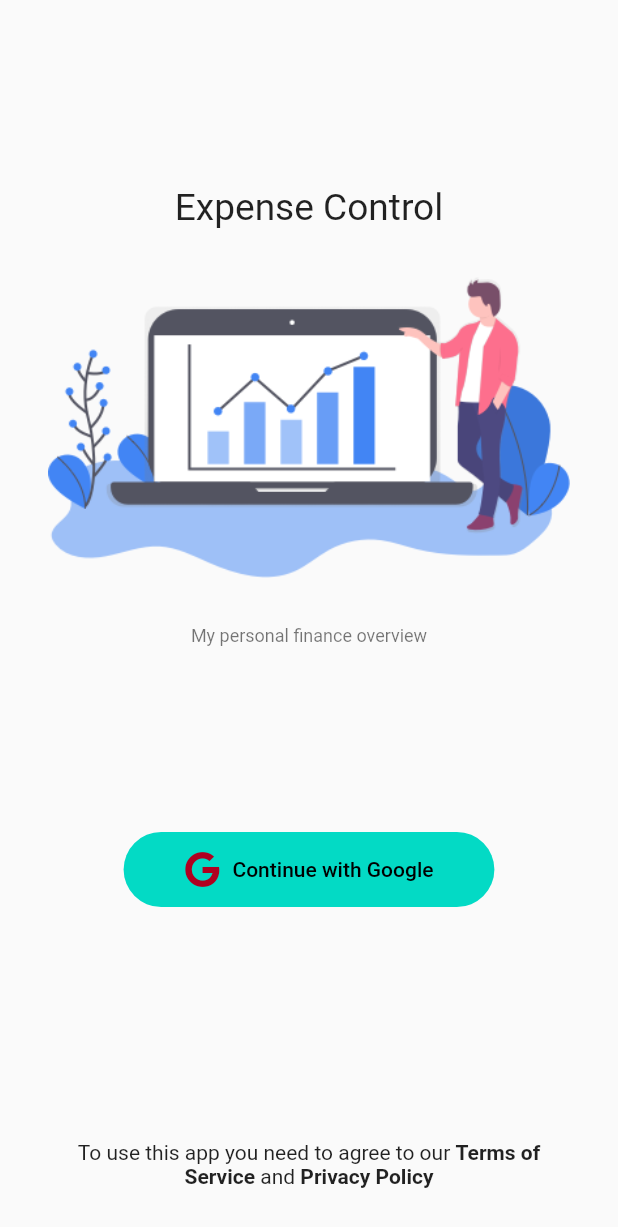
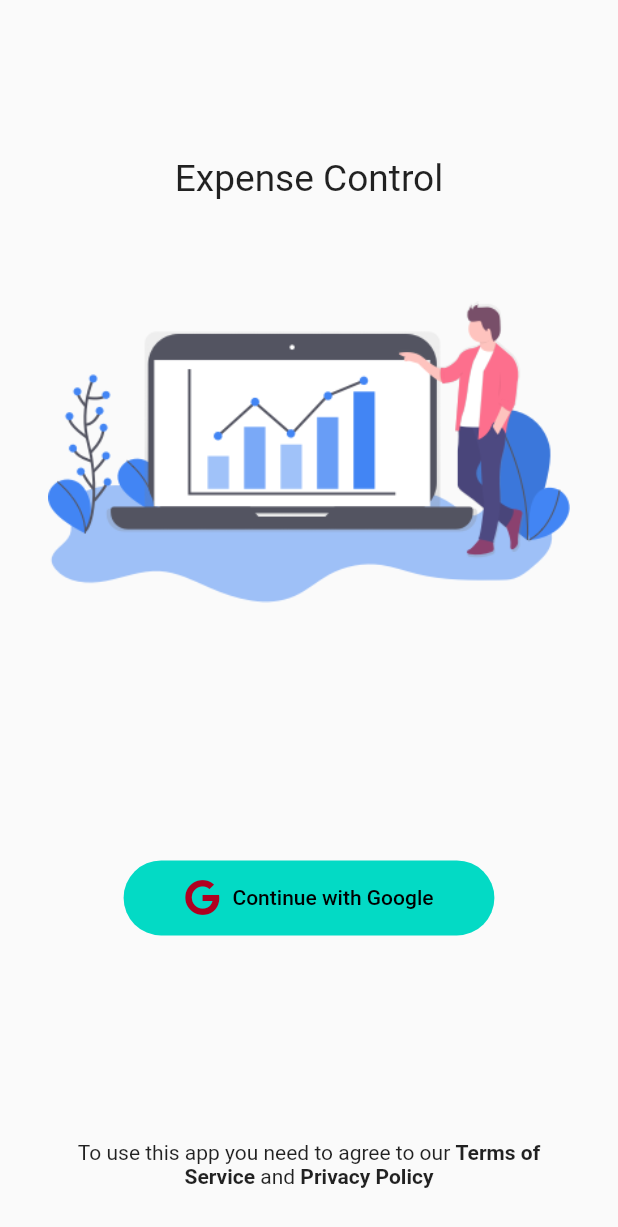
Before and after one commit to lbarqueira/expenses_control, a Flutter app: the screen it shows after launch, after a tap on "Skip", on a phone screen of 412 x 824 dp. Shown: the top 1227 px of the screen. Run offline on Flutter 3.47's test engine with Material 2 defaults, Android fonts, the phone set to English and light mode, and no system bars; our stand-ins replace charts_flutter, cloud_firestore, firebase_auth, firebase_core, flutter_local_notifications, flutter_native_timezone and 6 more; accounts and stored records are empty.

Commit message:
onboarding update

```diff
--- a/lib/pages/login_page.dart
+++ b/lib/pages/login_page.dart
@@ -67,12 +67,14 @@ class _LoginPageState extends State<LoginPage> {
           ),
           Padding(
             padding: const EdgeInsets.all(32.0),
-            child: Image.asset('assets/login_background.png'),
+            child: Image.asset('assets/login_background.png',
+                height: MediaQuery.of(context).size.height * 0.33,
+                alignment: Alignment.center),
           ),
-          Text(
-            'My personal finance overview',
-            style: Theme.of(context).textTheme.caption,
-          ),
+//          Text(
+//            'My personal finance overview',
+//            style: Theme.of(context).textTheme.caption,
+//          ),
           Expanded(
             flex: 1,
             child: Container(),
@@ -159,7 +161,11 @@ class GoogleSignUpButtonWidget extends StatelessWidget {
       height: 50.0,
       width: width,
       child: TextButton.icon(
-        icon: Icon(FontAwesomeIcons.google, color: Color(0xffb00020),size: 24.0,),
+        icon: Icon(
+          FontAwesomeIcons.google,
+          color: Color(0xffb00020),
+          size: 24.0,
+        ),
         style: TextButton.styleFrom(
           backgroundColor: Theme.of(context).colorScheme.secondary,
           shape: RoundedRectangleBorder(
--- a/lib/pages/onboarding/onboarding_page.dart
+++ b/lib/pages/onboarding/onboarding_page.dart
@@ -18,19 +18,19 @@ final List<ExplanationData> data = [
   ExplanationData(
       description:
           'Very easy to use, fast, and only the most-used expense categories.',
-      title: 'Easy and Fast',
+      title: 'Easy to Use',
       localImageSrc: kIsWeb ? 'Group15.svg' : 'assets/Group15.svg',
       backgroundColor: Color(0xfff0f0f0)),
   ExplanationData(
       description:
-          'Month and annual data presented through Line and Pie graphics.',
-      title: 'Graphics',
+          'Month and annual data presented through Line and Pie Charts.',
+      title: 'Easy to Visualize',
       localImageSrc: kIsWeb ? 'Group6.svg' : 'assets/Group6.svg',
       backgroundColor: Color(0xfff0f0f0)),
   ExplanationData(
       description:
-          'You can choose to be notified every day so you do not forget to add expenses.',
-      title: 'Notifications',
+          'Choose to be notified every day so you do not forget to add expenses.',
+      title: 'Easy to Remember',
       localImageSrc: kIsWeb ? 'Group10.svg' : 'assets/Group10.svg',
       backgroundColor: Color(0xfff0f0f0)),
 ];
@@ -61,7 +61,7 @@ class _OnboardingPageState extends State<OnboardingPage> {
                   child: Column(
                     children: [
                       Expanded(
-                        flex: 4,
+                        flex: 3,
                         child: Container(
                             alignment: Alignment.center,
                             child: PageView(
@@ -81,12 +81,15 @@ class _OnboardingPageState extends State<OnboardingPage> {
                         child: Column(
                           mainAxisAlignment: MainAxisAlignment.spaceBetween,
                           children: [
-                            Container(
-                              margin: const EdgeInsets.symmetric(vertical: 24),
+                            Expanded(
+                              child: Container(
+                                margin:
+                                    const EdgeInsets.symmetric(vertical: 24),
                                 child: Row(
                                   mainAxisAlignment: MainAxisAlignment.center,
                                   children: List.generate(data.length,
                                       (index) => createCircle(index: index)),
+                                ),
                               ),
                             ),
                             BottomButtons(
@@ -136,7 +139,7 @@ class ExplanationPage extends StatelessWidget {
     return Column(
       children: [
         Container(
-          margin: EdgeInsets.only(top: 24, bottom: 16),
+          margin: EdgeInsets.only(top: 8, bottom: 4),
           child: kIsWeb
               ? SvgPicture.asset(data.localImageSrc,
                   height: MediaQuery.of(context).size.height * 0.33,
@@ -152,25 +155,19 @@ class ExplanationPage extends StatelessWidget {
           child: Container(
             child: Text(
               data.title,
-              style: TextStyle(color: Colors.blueAccent, fontSize: 25.0),
+              style: TextStyle(color: Colors.blueAccent, fontSize: 32.0),
               textAlign: TextAlign.center,
             ),
           ),
         ),
         Expanded(
-          child: Column(
-            crossAxisAlignment: CrossAxisAlignment.center,
-            mainAxisAlignment: MainAxisAlignment.start,
-            children: [
-              Container(
+          child: Container(
             padding: EdgeInsets.symmetric(horizontal: 48),
             child: Text(
               data.description,
-                  style: TextStyle(color: Colors.blueAccent, fontSize: 15.0),
+              style: TextStyle(color: Colors.blueAccent, fontSize: 24.0),
               textAlign: TextAlign.center,
             ),
-              )
-            ],
           ),
         ),
       ],
@@ -200,7 +197,7 @@ class BottomButtons extends StatelessWidget {
       children: currentIndex == dataLength - 1
           ? [
               Container(
-                width: width * 0.40,
+                width: width * 0.50,
                 height: 40.0,
                 child: TextButton(
                   style: TextButton.styleFrom(
@@ -250,7 +247,8 @@ class BottomButtons extends StatelessWidget {
                     },
                     child: Text(
                       "Next",
-                      style:TextStyle( color: Theme.of(context).colorScheme.primary),
+                      style: TextStyle(
+                          color: Theme.of(context).colorScheme.primary),
                     ),
                   ),
                   Container(
```
Also changed, not shown: 1 other file. Lines whose indentation alone changed are shown as unchanged.
